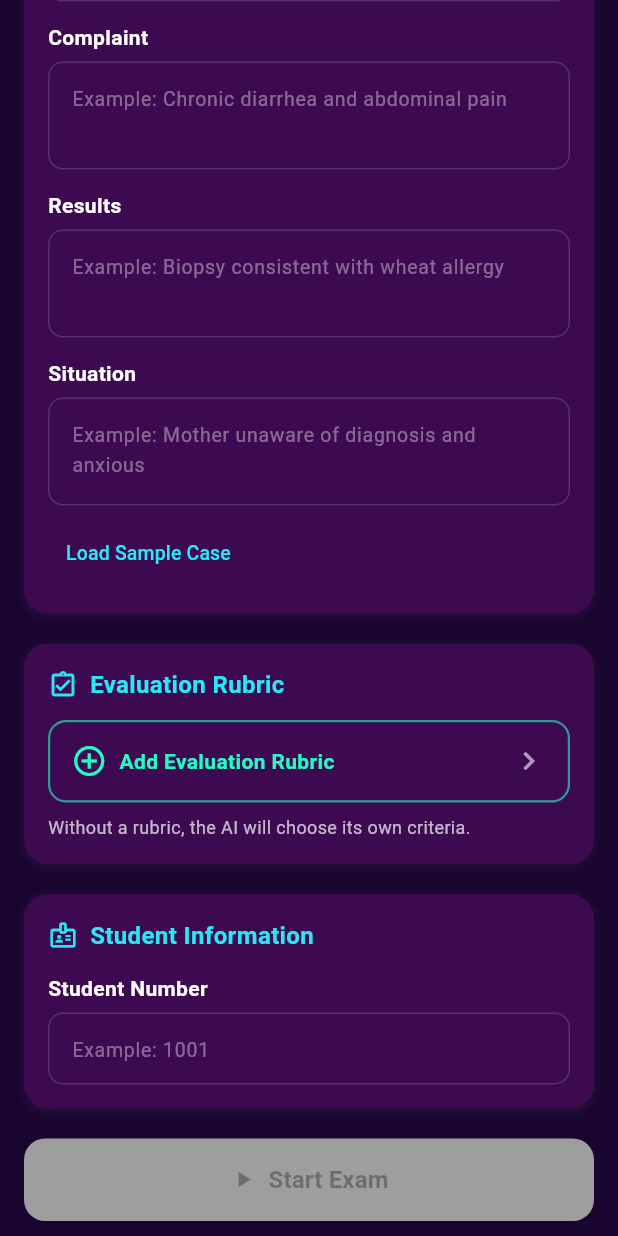
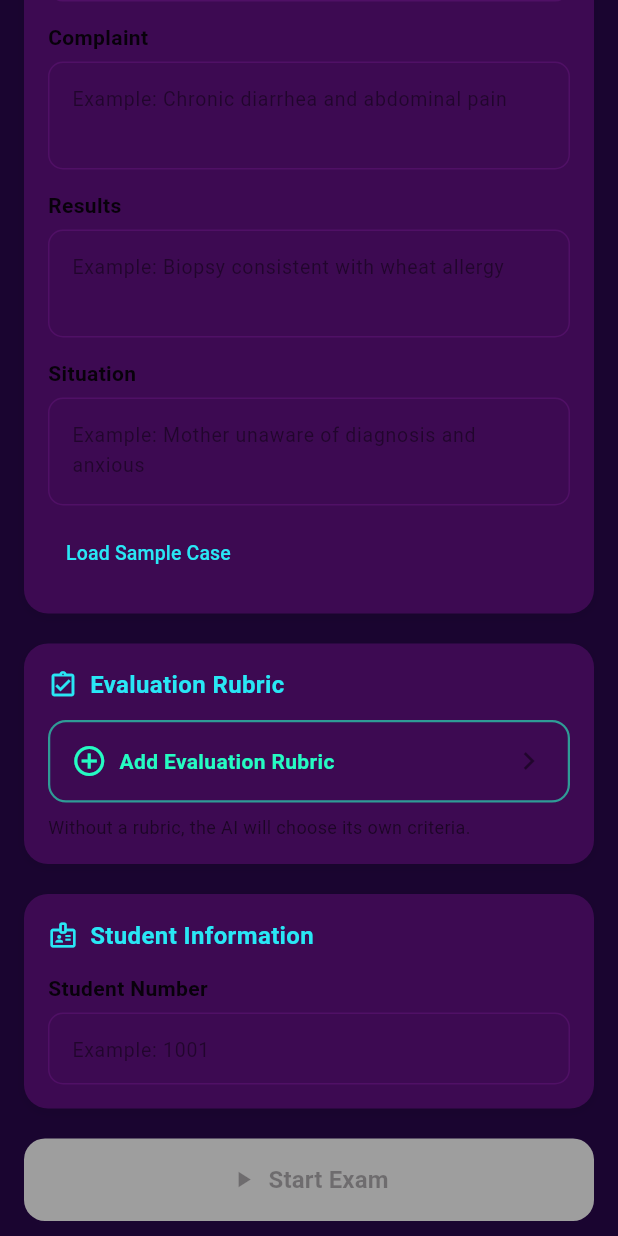
Before and after one commit to SadeemR/osce-flutter-app, a Flutter app: the screen it shows after launch, scrolled down 576 dp, on a phone screen of 412 x 824 dp. Run offline on Flutter 3.47's test engine with Material 3 defaults, Android fonts, the phone set to English and light mode, and no system bars; our stand-ins replace file_picker, google_fonts, share_plus, shared_preferences; missing offline and left inert: syncfusion_flutter_pdf; Roboto replaces fonts that are missing (Ibm Plex Sans Arabic).

Commit message:
fix: light cyan theme with dark text

```diff
--- a/lib/screens/case_input_screen.dart
+++ b/lib/screens/case_input_screen.dart
@@ -336,7 +336,7 @@ Future<void> _submit() async {
                                 ? s.serverParsed
                                 : s.locallyExtracted,
                             style: const TextStyle(
-                                fontSize: 12, color: Colors.white70)),
+                                fontSize: 12, color: Colors.black54)),
                       ],
                     ),
                   ),
@@ -369,7 +369,7 @@ Future<void> _submit() async {
                             fontWeight: FontWeight.w600)),
                     const Spacer(),
                     const Text('PDF · TXT · CSV · JSON',
-                        style: TextStyle(fontSize: 11, color: Colors.white60)),
+                        style: TextStyle(fontSize: 11, color: Colors.black45)),
                   ],
                 ),
               ),
@@ -381,7 +381,7 @@ Future<void> _submit() async {
           ],
           const SizedBox(height: 8),
           Text(s.orFillManually,
-              style: const TextStyle(fontSize: 12, color: Colors.white70)),
+              style: const TextStyle(fontSize: 12, color: Colors.black54)),
         ],
       ),
     );
@@ -398,7 +398,7 @@ Future<void> _submit() async {
                   style: const TextStyle(fontWeight: FontWeight.w600, fontSize: 14)),
               const Spacer(),
               Text(s.optionalWithFile,
-                  style: const TextStyle(fontSize: 12, color: Colors.white70)),
+                  style: const TextStyle(fontSize: 12, color: Colors.black54)),
             ],
           ),
           const SizedBox(height: 14),
@@ -456,7 +456,7 @@ Future<void> _submit() async {
                             maxLines: 1,
                             overflow: TextOverflow.ellipsis,
                             style: const TextStyle(
-                                fontSize: 12, color: Colors.white70)),
+                                fontSize: 12, color: Colors.black54)),
                       ],
                     ),
                   ),
@@ -491,7 +491,7 @@ Future<void> _submit() async {
                             color: AppColors.mint,
                             fontWeight: FontWeight.w600)),
                     const Spacer(),
-                    const Icon(Icons.chevron_right, color: Colors.white60),
+                    const Icon(Icons.chevron_right, color: Colors.black45),
                   ],
                 ),
               ),
@@ -499,7 +499,7 @@ Future<void> _submit() async {
           if (active == null) ...[
             const SizedBox(height: 8),
             Text(s.noRubricNote,
-                style: const TextStyle(fontSize: 12, color: Colors.white70)),
+                style: const TextStyle(fontSize: 12, color: Colors.black54)),
           ],
         ],
       ),
--- a/lib/screens/preparation_screen.dart
+++ b/lib/screens/preparation_screen.dart
@@ -141,7 +141,7 @@ class _PreparationScreenState extends State<PreparationScreen> {
               style: const TextStyle(
                   fontSize: 12,
                   fontStyle: FontStyle.italic,
-                  color: Colors.white70)),
+                  color: Colors.black54)),
         ],
       ),
     );
@@ -237,7 +237,7 @@ class _InfoRow extends StatelessWidget {
           const SizedBox(width: 6),
           Expanded(
             child: Text(value,
-                style: const TextStyle(color: Colors.white70)),
+                style: const TextStyle(color: Colors.black54)),
           ),
         ],
       ),
--- a/lib/widgets/common.dart
+++ b/lib/widgets/common.dart
@@ -17,7 +17,7 @@ class CardContainer extends StatelessWidget {
         borderRadius: BorderRadius.circular(16),
         boxShadow: [
           BoxShadow(
-            color: Colors.white.withValues(alpha: 0.05),
+            color: Colors.black.withValues(alpha: 0.08),
             blurRadius: 6,
             offset: const Offset(0, 2),
           ),
@@ -59,11 +59,11 @@ class CaseFormField extends StatelessWidget {
               style: const TextStyle(
                   fontWeight: FontWeight.w600,
                   fontSize: 14,
-                  color: Colors.white)),
+                  color: Colors.black87)),
         ),
         TextField(
           controller: controller,
-          style: const TextStyle(color: Colors.white),
+          style: const TextStyle(color: Colors.black87),
           minLines: isMultiline ? 2 : 1,
           maxLines: isMultiline ? 5 : 1,
           keyboardType: keyboardType ??
@@ -73,18 +73,18 @@ class CaseFormField extends StatelessWidget {
           onSubmitted: onSubmitted != null ? (_) => onSubmitted!() : null,
           decoration: InputDecoration(
             hintText: placeholder,
-            hintStyle: const TextStyle(fontSize: 13, color: Colors.white38),
+            hintStyle: const TextStyle(fontSize: 13, color: Colors.black45),
             filled: true,
             fillColor: AppColors.cardCream,
             contentPadding:
                 const EdgeInsets.symmetric(horizontal: 12, vertical: 12),
             border: OutlineInputBorder(
               borderRadius: BorderRadius.circular(10),
-              borderSide: BorderSide(color: Colors.white.withValues(alpha: 0.15)),
+              borderSide: BorderSide(color: AppColors.purple.withValues(alpha: 0.3)),
             ),
             enabledBorder: OutlineInputBorder(
               borderRadius: BorderRadius.circular(10),
-              borderSide: BorderSide(color: Colors.white.withValues(alpha: 0.15)),
+              borderSide: BorderSide(color: AppColors.purple.withValues(alpha: 0.3)),
             ),
             focusedBorder: OutlineInputBorder(
               borderRadius: BorderRadius.circular(10),
```
Also changed, not shown: lib/screens/evaluation_screen.dart (+11 -11 lines), lib/screens/rubric_library_screen.dart (+10 -10 lines), lib/screens/settings_screen.dart (+6 -6 lines), lib/screens/simulation_screen.dart (+7 -7 lines).
